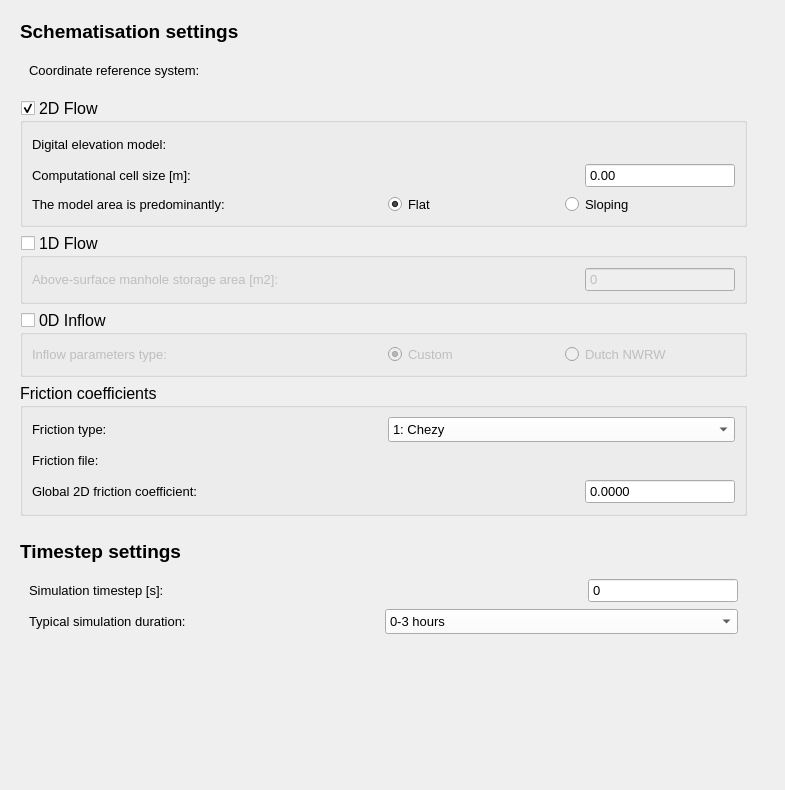
Qt form threedi_models_and_simulations/ui/new_schematisation_wizard/page_schema_settings.ui (nens/threedi-api-qgis-client) before a commit.
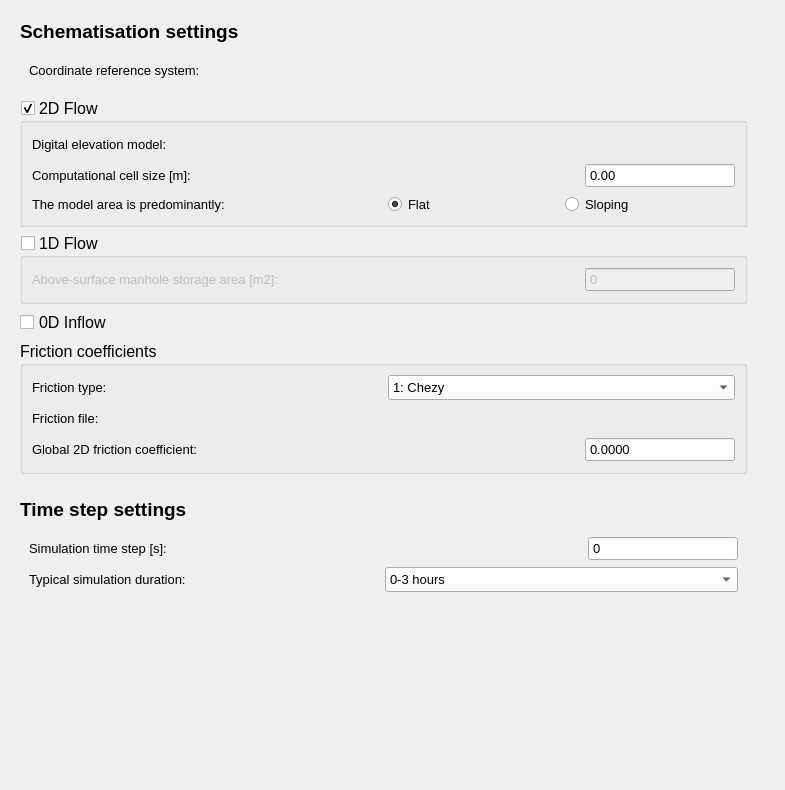
The same form after that commit. Custom widgets are drawn as their Qt base class.

Commit message:
Adapt new schematisation wizard to schema 300 (#667)
* add dry_weather_flow_distribution default

* Add defaults for materials and surface_parameters

* make default crs valid

* Change 0D inflow tooltip

* Change timestep into time step

* Reduce 0d inflow settings to single checkbox

* Only create new schematisation with valid crs

```diff
--- a/threedi_models_and_simulations/ui/new_schematisation_wizard/page_schema_settings.ui
+++ b/threedi_models_and_simulations/ui/new_schematisation_wizard/page_schema_settings.ui
@@ -99,7 +99,7 @@
          </font>
         </property>
         <property name="text">
-         <string>Timestep settings</string>
+         <string>Time step settings</string>
         </property>
        </widget>
       </item>
@@ -124,7 +124,7 @@
             <string>Simulation timestep [s]</string>
            </property>
            <property name="text">
-            <string>Simulation timestep [s]:</string>
+            <string>Simulation time step [s]:</string>
            </property>
           </widget>
          </item>
@@ -575,7 +575,7 @@
        </widget>
       </item>
       <item row="4" column="0">
-       <widget class="QGroupBox" name="use_0d_inflow_group">
+       <widget class="QCheckBox" name="use_0d_inflow_checkbox">
         <property name="font">
          <font>
           <family>Segoe UI</family>
@@ -585,74 +585,12 @@
         <property name="toolTip">
          <string>Check this box if you want to include rainfall-runoff from surfaces or impervious surfaces in your schematisation.</string>
         </property>
-        <property name="title">
+        <property name="text">
          <string>0D Inflow</string>
         </property>
-        <property name="checkable">
-         <bool>true</bool>
-        </property>
         <property name="checked">
          <bool>false</bool>
         </property>
-        <layout class="QGridLayout" name="gridLayout_4">
-         <item row="0" column="1">
-          <widget class="QRadioButton" name="use_0d_inflow_surfaces">
-           <property name="font">
-            <font>
-             <family>Segoe UI</family>
-             <pointsize>10</pointsize>
-            </font>
-           </property>
-           <property name="toolTip">
-            <string>Use 'surfaces' with custom parameters to define the 0D inflow model for each surface.</string>
-           </property>
-           <property name="text">
-            <string>Custom</string>
-           </property>
-           <property name="checked">
-            <bool>true</bool>
-           </property>
-          </widget>
-         </item>
-         <item row="0" column="2">
-          <widget class="QRadioButton" name="use_0d_inflow_impervious_surfaces">
-           <property name="font">
-            <font>
-             <family>Segoe UI</family>
-             <pointsize>10</pointsize>
-            </font>
-           </property>
-           <property name="toolTip">
-            <string>Use 'impervious surfaces' with the default Dutch 'NWRW' parameters to define the 0D inflow model for each surface.</string>
-           </property>
-           <property name="text">
-            <string>Dutch NWRW</string>
-           </property>
-          </widget>
-         </item>
-         <item row="0" column="0">
-          <widget class="QLabel" name="label_8">
-           <property name="minimumSize">
-            <size>
-             <width>350</width>
-             <height>0</height>
-            </size>
-           </property>
-           <property name="font">
-            <font>
-             <family>Segoe UI</family>
-             <pointsize>10</pointsize>
-            </font>
-           </property>
-           <property name="toolTip">
-            <string>Use 'surfaces' or 'impervious surfaces' to parameterize the 0D inflow models for each surface</string>
-           </property>
-           <property name="text">
-            <string>Inflow parameters type:</string>
-           </property>
-          </widget>
-         </item>
-        </layout>
        </widget>
       </item>
       <item row="0" column="0">
```
Left out of the diff: 12 changed lines with no effect on the pictures. The commit also changes 1 other file.
